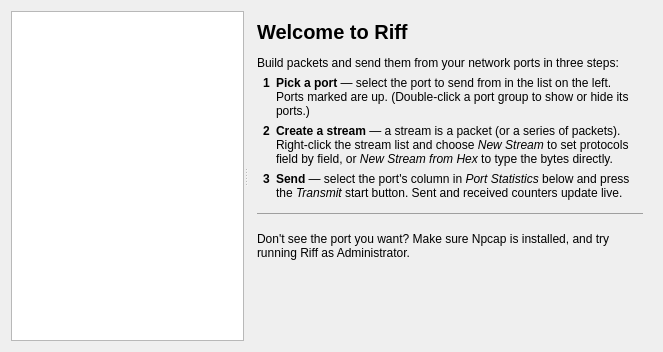
First picture: the form in client/portswindow.ui, repository UAJ-Studio/riff, before the edit.
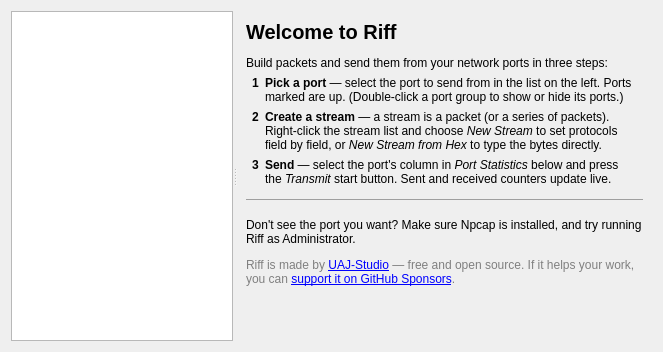
Second picture: the form after the edit. The open tabs and pages were chosen to show the change. Icons and pictures are not drawn. Custom widgets are drawn as their Qt base class.

Commit message: UAJ-Studio branding, GitHub Sponsors, own release page

```diff
--- a/client/portswindow.ui
+++ b/client/portswindow.ui
@@ -59,7 +59,8 @@
 &lt;tr&gt;&lt;td&gt;&lt;b&gt;3&lt;/b&gt;&lt;/td&gt;&lt;td&gt;&lt;b&gt;Send&lt;/b&gt; &amp;mdash; select the port's column in &lt;i&gt;Port Statistics&lt;/i&gt; below and press the &lt;i&gt;Transmit&lt;/i&gt; start button. Sent and received counters update live.&lt;/td&gt;&lt;/tr&gt;
 &lt;/table&gt;
 &lt;hr/&gt;
-&lt;p&gt;Don't see the port you want? Make sure Npcap is installed, and try running Riff as Administrator.&lt;/p&gt;</string>
+&lt;p&gt;Don't see the port you want? Make sure Npcap is installed, and try running Riff as Administrator.&lt;/p&gt;
+&lt;p style=&quot;color:gray;&quot;&gt;Riff is made by &lt;a href=&quot;https://uaj-studio.com&quot;&gt;UAJ-Studio&lt;/a&gt; &amp;mdash; free and open source. If it helps your work, you can &lt;a href=&quot;https://github.com/sponsors/UAJ-Studio&quot;&gt;support it on GitHub Sponsors&lt;/a&gt;.&lt;/p&gt;</string>
           </property>
           <property name="alignment">
            <set>Qt::AlignLeading|Qt::AlignLeft|Qt::AlignTop</set>
```
The commit also changes 9 other files.
